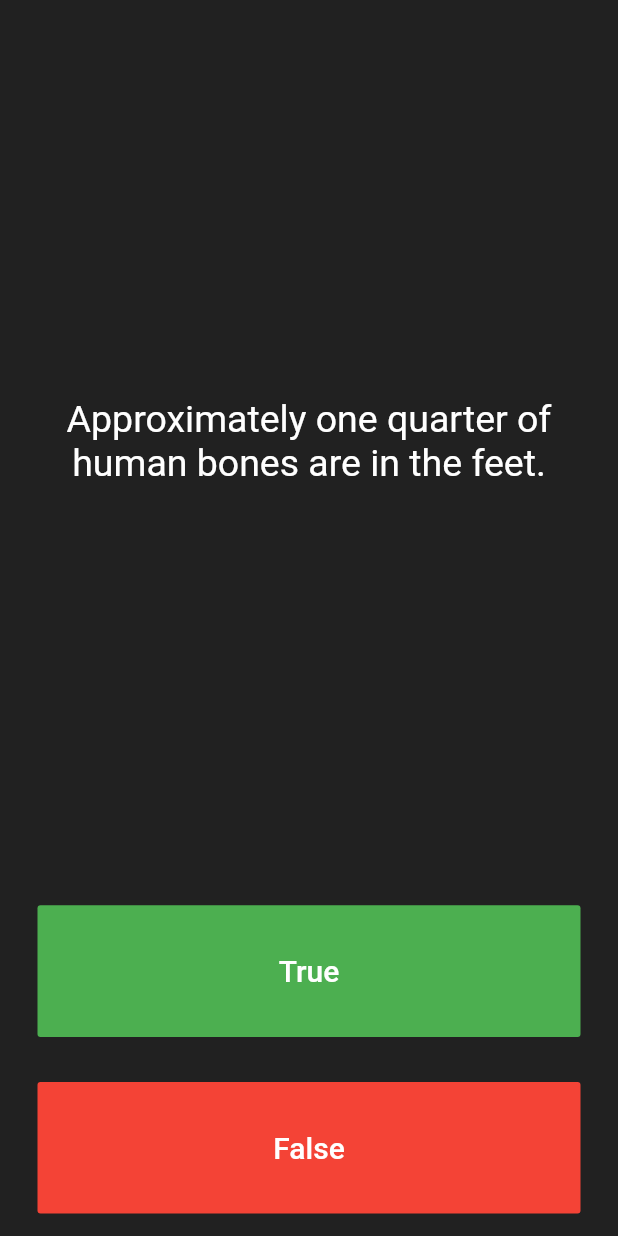
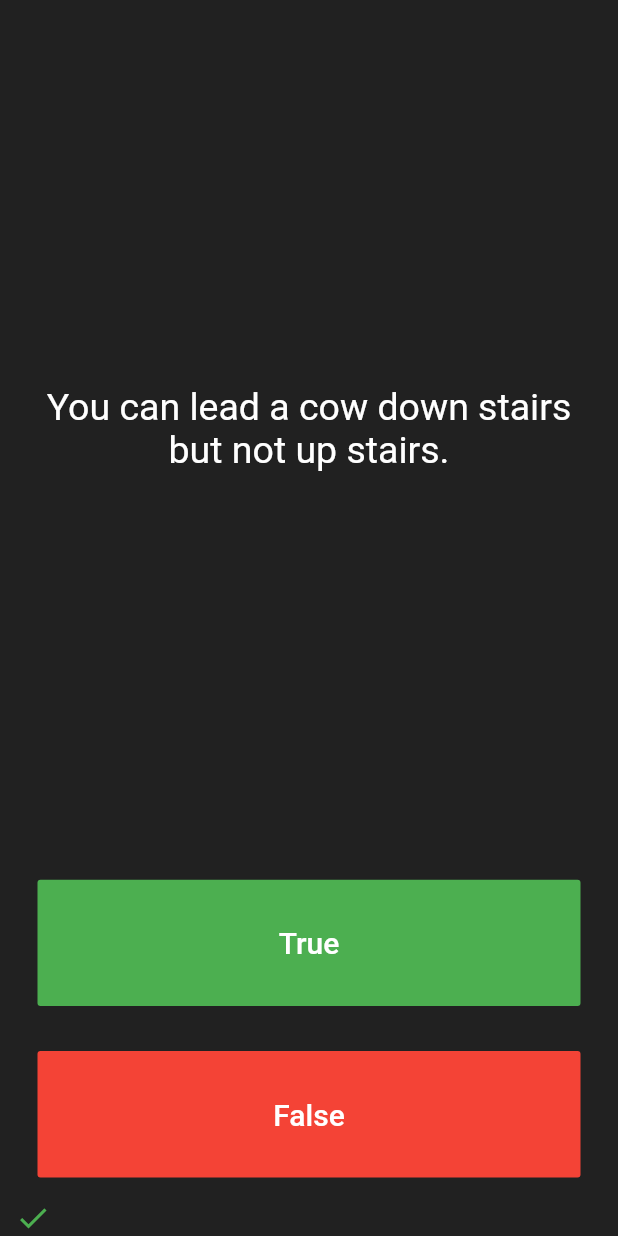
Before and after one commit to londonappbrewery/quizzler-flutter, a Flutter app: the screen it shows after launch, after a tap on "True", on a phone screen of 412 x 824 dp. Run offline on Flutter 3.47's test engine with Material 2 defaults, Android fonts, the phone set to English and light mode, and no system bars; our stand-ins replace rflutter_alert.

Commit message:
completed the app, added icons, score keeper, and game over alers

```diff
--- a/lib/main.dart
+++ b/lib/main.dart
@@ -1,5 +1,10 @@
 import 'package:flutter/material.dart';
-import 'question.dart';
+import 'quiz_brain.dart';
+import 'package:rflutter_alert/rflutter_alert.dart';
+
+QuizBrain quizBrain = QuizBrain();
+
+
 
 //new quiz app by Elderied
 
@@ -32,34 +37,47 @@ class QuizPage extends StatefulWidget {
 
 class _QuizPageState extends State<QuizPage> {
   List<Icon> scoreKeeper = [];
-/*
-  List<String> questions = [
-    'You can lead a cow down stairs but not up stairs.',
-    'Approximately one quarter of human bones are in the feet.',
-    'A slug\'s blood is green.',
 
-  ];
+  void checkAnswer(bool userPickAnswer){
+    bool correctAnswer = quizBrain.getQuestionAnswers();
+    setState(() {
+      if (quizBrain.isFinished() == true){
+        Alert(
+          context: context,
+          title: 'Finished',
+          desc: 'Game Over',
+          buttons: [
+            DialogButton(
+              child: Text(
+                "Start Over",
+                style: TextStyle(color: Colors.white, fontSize: 20),
+              ),
+              onPressed: () => Navigator.pop(context),
+              width: 120,
+            )
+          ],
 
-    List<bool> answers = [
-    false,
-  true,
-  true,
-  ];
+        ).show();
+        quizBrain.reset();
 
-*/
-
-  List <Question> questionBank=[
-
-    Question(q:'You can lead a cow down stairs but not up stairs.', a: false ),
-    Question(q:'Approximately one quarter of human bones are in the feet.', a: true ),
-    Question(q:'A slug\'s blood is green.', a: true ),
+        scoreKeeper = [];
 
 
 
-  ];
 
-  int questionNum = 0;
+      }else {
+        if (userPickAnswer == correctAnswer) {
+          scoreKeeper.add(Icon(Icons.check, color: Colors.green),);
+        } else {
+          scoreKeeper.add(Icon(Icons.close, color: Colors.red,),);
+        }
 
+        quizBrain.quizContinue();
+      }
+    });
+
+
+  }
 
 
   @override
@@ -74,7 +92,7 @@ class _QuizPageState extends State<QuizPage> {
             padding: EdgeInsets.all(10.0),
             child: Center(
               child: Text(
-                questionBank[questionNum].questionText,
+                quizBrain.getQuestionText(),
                 textAlign: TextAlign.center,
                 style: TextStyle(
                   fontSize: 25.0,
@@ -99,16 +117,8 @@ class _QuizPageState extends State<QuizPage> {
               ),
               onPressed: () {
                 //The user picked true.
-                bool correctAnswer = questionBank[questionNum].questionAnswers;
-                if (correctAnswer == true){
+                checkAnswer(true);
 
-                } else {
-                  print('wrong');
-                }
-                setState(() {
-                  questionNum ++;
-
-                });
               },
             ),
           ),
@@ -127,7 +137,7 @@ class _QuizPageState extends State<QuizPage> {
               ),
               onPressed: () {
                 //The user picked false.
-                questionNum ++;
+               checkAnswer(false);
               },
             ),
           ),
--- a/lib/question.dart
+++ b/lib/question.dart
@@ -9,7 +9,7 @@ class Question {
   bool questionAnswers;
 
 
-  Question({String q, bool a}){
+  Question(String q, bool a){
 
 
     questionText = q;
--- /dev/null
+++ b/lib/quiz_brain.dart
@@ -0,0 +1,71 @@
+import 'dart:math';
+
+import 'question.dart';
+
+class QuizBrain {
+
+  int _questionNum = 0;
+
+  List <Question> _questionBank=[
+
+    Question('Some cats are actually allergic to humans', true),
+    Question('You can lead a cow down stairs but not up stairs.', false),
+    Question('Approximately one quarter of human bones are in the feet.', true),
+    Question('A slug\'s blood is green.', true),
+    Question('Buzz Aldrin\'s mother\'s maiden name was \"Moon\".', true),
+    Question('It is illegal to pee in the Ocean in Portugal.', true),
+    Question(
+        'No piece of square dry paper can be folded in half more than 7 times.',
+        false),
+    Question(
+        'In London, UK, if you happen to die in the House of Parliament, you are technically entitled to a state funeral, because the building is considered too sacred a place.',
+        true),
+    Question(
+        'The loudest sound produced by any animal is 188 decibels. That animal is the African Elephant.',
+        false),
+    Question(
+        'The total surface area of two human lungs is approximately 70 square metres.',
+        true),
+    Question('Google was originally called \"Backrub\".', true),
+    Question(
+        'Chocolate affects a dog\'s heart and nervous system; a few ounces are enough to kill a small dog.',
+        true),
+    Question(
+        'In West Virginia, USA, if you accidentally hit an animal with your car, you are free to take it home to eat.',
+        true),
+
+
+
+  ];
+
+
+  String getQuestionText(){
+    return _questionBank[_questionNum].questionText;
+
+  }
+
+  bool getQuestionAnswers(){
+    return _questionBank[_questionNum].questionAnswers;
+  }
+
+  void quizContinue(){
+    if(_questionNum < _questionBank.length-1){
+      _questionNum ++;
+    }
+  }
+
+
+  bool isFinished(){
+    if (_questionNum >= _questionBank.length -1){
+      return true;
+    } else {
+      return false;
+    }
+
+  }
+
+  void reset(){
+     _questionNum = 0;
+  }
+
+}
--- a/pubspec.yaml
+++ b/pubspec.yaml
@@ -19,6 +19,7 @@ dependencies:
   # The following adds the Cupertino Icons font to your application.
   # Use with the CupertinoIcons class for iOS style icons.
   cupertino_icons: ^0.1.2
+  rflutter_alert: ^1.0.3
 
 dev_dependencies:
   flutter_test:
```
Also changed, not shown: 1 other file.
